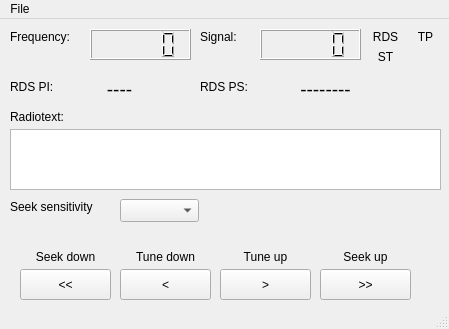
The window that mainwindow.ui (gersch07/pytef6686) describes before a commit, drawn with Qt 5.
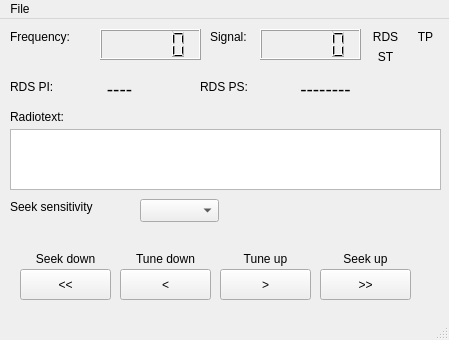
The same window after the commit.

The edit to the form file:
```diff
--- a/mainwindow.ui
+++ b/mainwindow.ui
@@ -7,7 +7,7 @@
     <x>0</x>
     <y>0</y>
     <width>449</width>
-    <height>329</height>
+    <height>340</height>
    </rect>
   </property>
   <property name="windowTitle">
@@ -19,7 +19,7 @@
      <rect>
       <x>10</x>
       <y>10</y>
-      <width>71</width>
+      <width>81</width>
       <height>16</height>
      </rect>
     </property>
@@ -82,7 +82,7 @@
    <widget class="QLCDNumber" name="Frequency_LCD">
     <property name="geometry">
      <rect>
-      <x>90</x>
+      <x>100</x>
       <y>10</y>
       <width>101</width>
       <height>31</height>
@@ -92,10 +92,10 @@
    <widget class="QLabel" name="SeekDown_Label">
     <property name="geometry">
      <rect>
-      <x>30</x>
+      <x>20</x>
       <y>230</y>
-      <width>71</width>
-      <height>16</height>
+      <width>91</width>
+      <height>20</height>
      </rect>
     </property>
     <property name="text">
@@ -108,10 +108,10 @@
    <widget class="QLabel" name="TuneDown_Label">
     <property name="geometry">
      <rect>
-      <x>130</x>
+      <x>120</x>
       <y>230</y>
-      <width>71</width>
-      <height>16</height>
+      <width>91</width>
+      <height>20</height>
      </rect>
     </property>
     <property name="text">
@@ -124,10 +124,10 @@
    <widget class="QLabel" name="TuneUp_Label">
     <property name="geometry">
      <rect>
-      <x>230</x>
+      <x>220</x>
       <y>230</y>
-      <width>71</width>
-      <height>16</height>
+      <width>91</width>
+      <height>20</height>
      </rect>
     </property>
     <property name="text">
@@ -140,10 +140,10 @@
    <widget class="QLabel" name="SeekUp_Label">
     <property name="geometry">
      <rect>
-      <x>330</x>
+      <x>320</x>
       <y>230</y>
-      <width>71</width>
-      <height>16</height>
+      <width>91</width>
+      <height>20</height>
      </rect>
     </property>
     <property name="text">
@@ -198,7 +198,7 @@
    <widget class="QLabel" name="Signal_Label">
     <property name="geometry">
      <rect>
-      <x>200</x>
+      <x>210</x>
       <y>10</y>
       <width>71</width>
       <height>16</height>
@@ -318,7 +318,7 @@
    <widget class="QComboBox" name="SeekSensitivity_Combo">
     <property name="geometry">
      <rect>
-      <x>120</x>
+      <x>140</x>
       <y>180</y>
       <width>79</width>
       <height>23</height>
@@ -330,7 +330,7 @@
      <rect>
       <x>10</x>
       <y>180</y>
-      <width>101</width>
+      <width>111</width>
       <height>16</height>
      </rect>
     </property>
```
Left out of the diff: 2 changed lines with no effect on the pictures.
